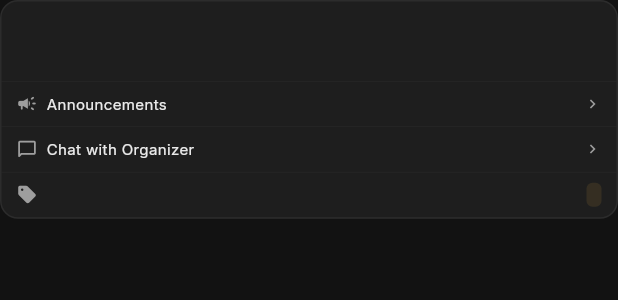
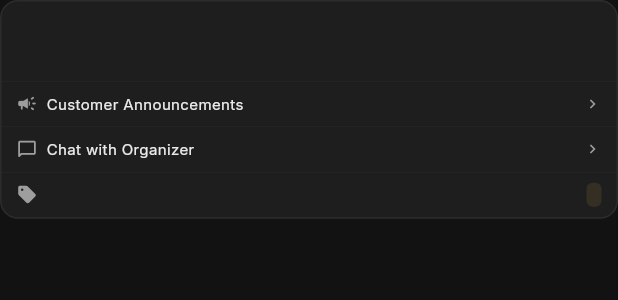
Before and after one commit to ShafkatWaheed/Crowd-Funding-Event, a Flutter app: the EventPortalCard widget shown alone on an empty page, opened directly with empty values, on a phone screen of 412 x 824 dp. Shown: the top 300 px of the screen. Run offline on Flutter 3.47's test engine with Material 3 defaults, Android fonts, the phone set to English and light mode, and no system bars; our stand-ins replace cached_network_image, connectivity_plus, dio, drift, drift_flutter, file_picker and 17 more; missing offline and left inert: flutter_stripe, mobile_scanner; accounts and stored records are empty; generated files the repository leaves out were written again; network calls fail.

Commit message:
feat: organizer Portal shows both customer + sponsor channels
Organizer event cards now show:
- Customer Announcements (accentColor) — post + view
- Sponsor Announcements (warningColor) — post + view
- Customer Messages — expandable top 5 DMs
- Sponsor Messages — expandable top 5 DMs
- Scan Tickets

Each section uses type-specific colors (accent for customer, amber for sponsor)
and filters conversations by type. Single-expand works across all sections.

Co-Authored-By: Claude Opus 4.6 (1M context) <noreply@anthropic.com>

```diff
--- a/FrontEnd/lib/widgets/portal/event_portal_card.dart
+++ b/FrontEnd/lib/widgets/portal/event_portal_card.dart
@@ -67,9 +67,11 @@ class _EventPortalCardState extends State<EventPortalCard> {
           mainAxisSize: MainAxisSize.min,
           children: [
             _header(context),
-            if (card.channel != null || card.isOrganizer) _announcementSection(context),
+            if (card.channel != null || card.isOrganizer) _announcementSection(context, 'customer'),
+            if (card.isOrganizer) _announcementSection(context, 'sponsor'),
             if (!card.isOrganizer) _chatSection(context),
-            if (card.isOrganizer) _organizerConversationsRow(context),
+            if (card.isOrganizer) _organizerConversationsRow(context, 'customer'),
+            if (card.isOrganizer) _organizerConversationsRow(context, 'sponsor'),
             if (card.isOrganizer) _scannerRow(context),
             if (card.bidInfo != null) _bidRow(context),
             ...card.tickets.map((t) => _ticketSection(context, t)),
@@ -144,10 +146,15 @@ class _EventPortalCardState extends State<EventPortalCard> {
 
   // ── Announcements ─────────────────────────────────────
 
-  Widget _announcementSection(BuildContext context) {
-    final channelId = card.channel?.channelId ?? 'event_${card.eventId}_customer';
+  Widget _announcementSection(BuildContext context, String type) {
+    final channelId = type == 'customer'
+        ? (card.channel?.channelId ?? 'event_${card.eventId}_customer')
+        : 'event_${card.eventId}_sponsor';
     final isOrgView = card.isOrganizer;
-    final expanded = inlineMode && _isExpanded('announcements') && card.channel != null;
+    final label = type == 'customer' ? 'Customer Announcements' : 'Sponsor Announcements';
+    final color = type == 'customer' ? AppTheme.accentColor : AppTheme.warningColor;
+    final expandKey = 'announcements_$type';
+    final expanded = inlineMode && _isExpanded(expandKey) && (card.channel != null || type == 'sponsor');
 
     return AnimatedSize(
       duration: const Duration(milliseconds: 250),
@@ -156,11 +163,11 @@ class _EventPortalCardState extends State<EventPortalCard> {
       child: expanded
           ? _expandedSection(
               context,
-              key: 'announcements',
+              key: expandKey,
               icon: Icons.campaign_rounded,
-              label: 'Announcements',
-              color: AppTheme.accentColor,
-              unread: card.channelUnreadCount,
+              label: label,
+              color: color,
+              unread: type == 'customer' ? card.channelUnreadCount : 0,
               child: _AnnouncementExpanded(
                 channelId: channelId,
                 isOrganizer: isOrgView,
@@ -170,10 +177,10 @@ class _EventPortalCardState extends State<EventPortalCard> {
           : _collapsedRow(
               context,
               icon: Icons.campaign_rounded,
-              label: 'Announcements',
-              unread: card.channelUnreadCount,
+              label: label,
+              unread: type == 'customer' ? card.channelUnreadCount : 0,
               onTap: inlineMode
-                  ? (card.channel != null ? () => onToggleExpand?.call(_key('announcements')) : null)
+                  ? () => onToggleExpand?.call(_key(expandKey))
                   : () => context.push('/chat/channel/$channelId?organizer=$isOrgView'),
               showNavArrow: !inlineMode,
             ),
@@ -249,20 +256,25 @@ class _EventPortalCardState extends State<EventPortalCard> {
 
   // ── Organizer: Customer Conversations ──────────────────
 
-  Widget _organizerConversationsRow(BuildContext context) {
-    if (inlineMode && _isExpanded('org_messages')) {
+  Widget _organizerConversationsRow(BuildContext context, String type) {
+    final expandKey = 'org_messages_$type';
+    final label = type == 'customer' ? 'Customer Messages' : 'Sponsor Messages';
+    final color = type == 'customer' ? AppTheme.accentColor : AppTheme.warningColor;
+
+    if (inlineMode && _isExpanded(expandKey)) {
       return AnimatedSize(
         duration: const Duration(milliseconds: 250),
         curve: Curves.easeInOutCubic,
         alignment: Alignment.topCenter,
         child: _expandedSection(
           context,
-          key: 'org_messages',
+          key: expandKey,
           icon: Icons.forum_rounded,
-          label: 'Customer Messages',
-          color: AppTheme.accentColor,
+          label: label,
+          color: color,
           child: _OrganizerDmList(
             eventId: card.eventId,
+            typeFilter: type,
             onViewAll: () => context.push('/chat/organizer-hub/${card.eventId}'),
           ),
         ),
@@ -275,9 +287,9 @@ class _EventPortalCardState extends State<EventPortalCard> {
       child: _collapsedRow(
         context,
         icon: Icons.forum_rounded,
-        label: 'Customer Messages',
+        label: label,
         onTap: inlineMode
-            ? () => onToggleExpand?.call(_key('org_messages'))
+            ? () => onToggleExpand?.call(_key(expandKey))
             : () => context.push('/chat/organizer-hub/${card.eventId}'),
         showNavArrow: !inlineMode,
       ),
@@ -912,9 +924,10 @@ class _PulseDotState extends State<_PulseDot> with SingleTickerProviderStateMixi
 
 class _OrganizerDmList extends StatefulWidget {
   final int eventId;
+  final String typeFilter;
   final VoidCallback onViewAll;
 
-  const _OrganizerDmList({required this.eventId, required this.onViewAll});
+  const _OrganizerDmList({required this.eventId, this.typeFilter = 'customer', required this.onViewAll});
 
   @override
   State<_OrganizerDmList> createState() => _OrganizerDmListState();
@@ -934,7 +947,7 @@ class _OrganizerDmListState extends State<_OrganizerDmList> {
     try {
       final convs = await context
           .read<ChatFirebaseProvider>()
-          .getEventConversations(widget.eventId, typeFilter: 'customer');
+          .getEventConversations(widget.eventId, typeFilter: widget.typeFilter);
       if (mounted) {
         setState(() {
           _conversations = convs.take(5).toList();
```
